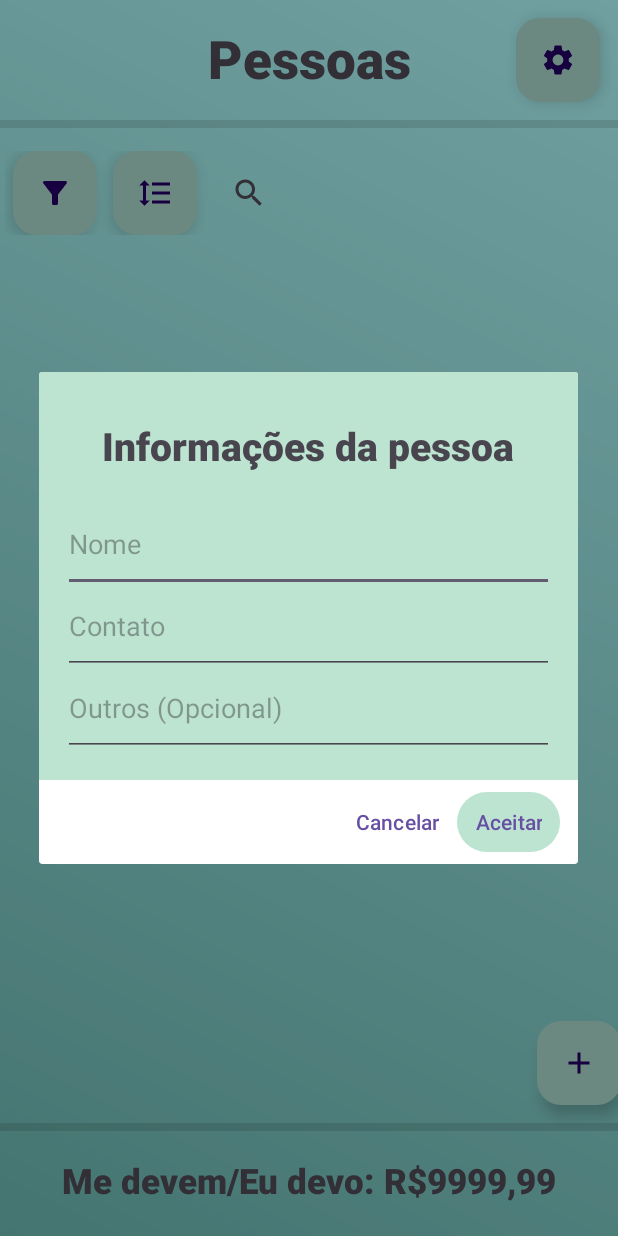
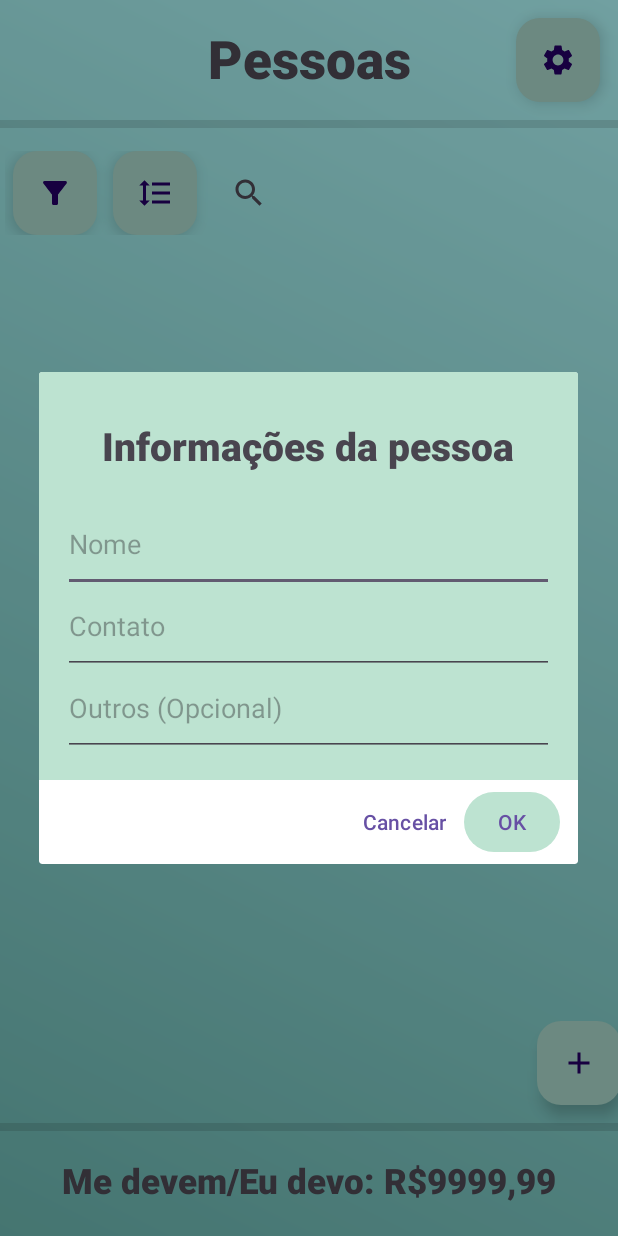
Before and after one commit to AlvesLuis0/pagou, an Android app: the screen it shows after launch (ListPeopleActivity), after a tap on an icon or button, on a phone screen of 412 x 824 dp. Run offline under Robolectric (Android 15) with nearby library versions, the phone set to English and light mode, and no system bars.

Commit message:
refactor: criar classe responsável por gerar dialog da pessoa

```diff
--- a/app/src/main/java/com/paydev/pagou/activities/ListPeopleActivity.kt
+++ b/app/src/main/java/com/paydev/pagou/activities/ListPeopleActivity.kt
@@ -1,19 +1,10 @@
 package com.paydev.pagou.activities
 
-import android.content.Intent
-import android.content.res.ColorStateList
-import android.graphics.Color
-import android.graphics.drawable.GradientDrawable
-import android.content.res.ColorStateList
 import android.os.Bundle
 import android.view.View
-import android.widget.EditText
-import android.widget.Toast
-import androidx.appcompat.app.AlertDialog
 import androidx.appcompat.app.AppCompatActivity
-import com.google.android.material.dialog.MaterialAlertDialogBuilder
 import com.paydev.pagou.R
-import com.paydev.pagou.use_cases.CreatePersonUseCase
+import com.paydev.pagou.dialogs.PersonDialog
 
 class ListPeopleActivity : AppCompatActivity() {
   override fun onCreate(savedInstanceState: Bundle?) {
@@ -21,49 +12,7 @@ class ListPeopleActivity : AppCompatActivity() {
     setContentView(R.layout.activity_list_people)
   }
 
-  fun onClick(view: View?) {
-    val builder = AlertDialog.Builder(this)
-    val view = layoutInflater.inflate(R.layout.activity_add_person, null)
-    val nameInput = view.findViewById<EditText>(R.id.name_input)
-    val contactInput = view.findViewById<EditText>(R.id.contact_input)
-    val othersInput = view.findViewById<EditText>(R.id.others_input)
-
-    builder.setView(view)
-      .setPositiveButton("OK") { _, _ ->
-        val name = nameInput.text.toString()
-        val contact = contactInput.text.toString()
-        val others = othersInput.text.toString()
-
-        val person = CreatePersonUseCase(this).execute(name, contact, others)
-
-        val intent = Intent(this, ListTransactionsActivity::class.java)
-        startActivity(intent)
-        // Faça algo com o texto do input
-      }
-      .setNegativeButton("Cancelar") { dialog, _ ->
-        dialog.cancel()
-      }
-      .setPositiveButton("Aceitar"){ dialog, which ->
-        Toast.makeText(this, "Pessoa adicioanda com sucesso", Toast.LENGTH_SHORT).show()
-
-      }
-
-    val alertDialog = builder.create()
-    alertDialog.show()
-
-    val positiveButton = alertDialog.getButton(AlertDialog.BUTTON_POSITIVE)
-
-    val colorStateList = ColorStateList(
-      arrayOf(
-        intArrayOf(android.R.attr.state_pressed),
-        intArrayOf()
-      ),
-      intArrayOf(
-        Color.parseColor("#BDE3D1"),
-        Color.parseColor("#BDE3D1")
-      )
-    )
-
-    positiveButton.setBackgroundTintList(colorStateList)
+  fun openAddPersonDialog(view: View?) {
+    PersonDialog(this).show()
   }
 }
--- /dev/null
+++ b/app/src/main/java/com/paydev/pagou/dialogs/PersonDialog.kt
@@ -0,0 +1,71 @@
+package com.paydev.pagou.dialogs
+
+import android.content.Context
+import android.content.Intent
+import android.content.res.ColorStateList
+import android.graphics.Color
+import android.view.LayoutInflater
+import android.widget.EditText
+import android.widget.Toast
+import androidx.appcompat.app.AlertDialog
+import com.paydev.pagou.R
+import com.paydev.pagou.activities.ListTransactionsActivity
+import com.paydev.pagou.use_cases.CreatePersonUseCase
+
+class PersonDialog(private val context: Context) {
+  // construindo dialog
+  private val dialogView = LayoutInflater
+    .from(context)
+    .inflate(R.layout.activity_add_person, null)
+  private val dialog = AlertDialog
+    .Builder(context)
+    .setView(dialogView)
+    .setNegativeButton("Cancelar") { dialog , _ -> dialog.cancel() }
+    .setPositiveButton("OK") { _, _ -> execute() }
+    .create()
+
+  // inputs
+  private val nameInput = dialogView
+    .findViewById<EditText>(R.id.name_input)
+  private val contactInput = dialogView
+    .findViewById<EditText>(R.id.contact_input)
+  private val othersInput = dialogView
+    .findViewById<EditText>(R.id.others_input)
+
+  // chama função ao apertar em OK
+  private fun execute() {
+    // criando pessoa
+    CreatePersonUseCase(context)
+      .execute(
+        nameInput.text.toString(),
+        contactInput.text.toString(),
+        othersInput.text.toString()
+      )
+    // mostra mensagem de sucesso
+    Toast
+      .makeText(context, "Pessoa adicionada com sucesso", Toast.LENGTH_SHORT)
+      .show()
+    // redireciona para próxima tela
+    val intent = Intent(context, ListTransactionsActivity::class.java)
+    context.startActivity(intent)
+  }
+
+  companion object fun show() {
+    // mostrando dialog
+    dialog.show()
+    // inserindo cor do botão
+    val colorStateList = ColorStateList(
+      arrayOf(
+        intArrayOf(android.R.attr.state_pressed),
+        intArrayOf()
+      ),
+      intArrayOf(
+        Color.parseColor("#BDE3D1"),
+        Color.parseColor("#BDE3D1")
+      )
+    )
+    dialog
+      .getButton(AlertDialog.BUTTON_POSITIVE)
+      .setBackgroundTintList(colorStateList)
+  }
+}
--- a/app/src/main/res/layout/activity_list_people.xml
+++ b/app/src/main/res/layout/activity_list_people.xml
@@ -14,7 +14,7 @@
     android:layout_marginEnd="7dp"
     android:layout_marginBottom="87dp"
     android:clickable="true"
-      android:onClick="onClick"
+    android:onClick="openAddPersonDialog"
     app:backgroundTint="@color/button"
     app:fabSize="auto"
     app:layout_constraintBottom_toBottomOf="parent"
```
Lines whose indentation alone changed are shown as unchanged.
